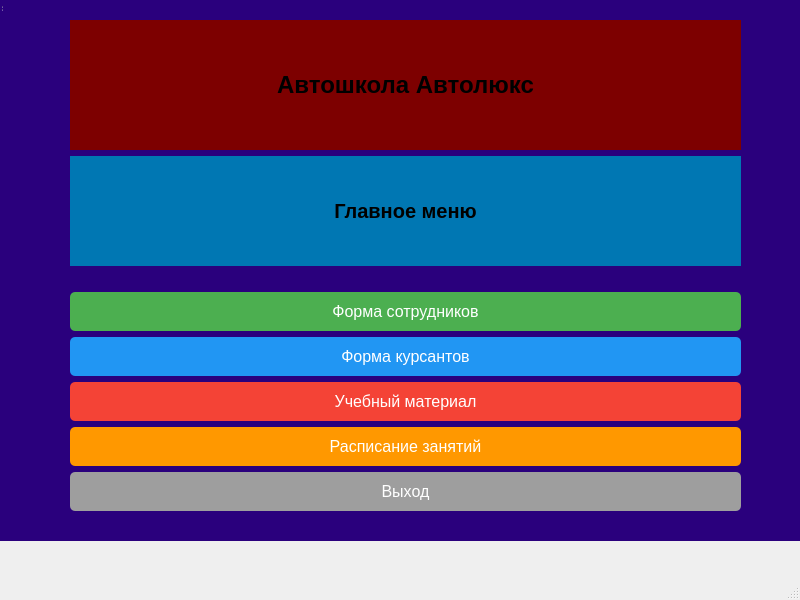
First picture: the form in Client/Client/mmainwindow.ui, repository Nurzamat123/Diplomka, before the edit.
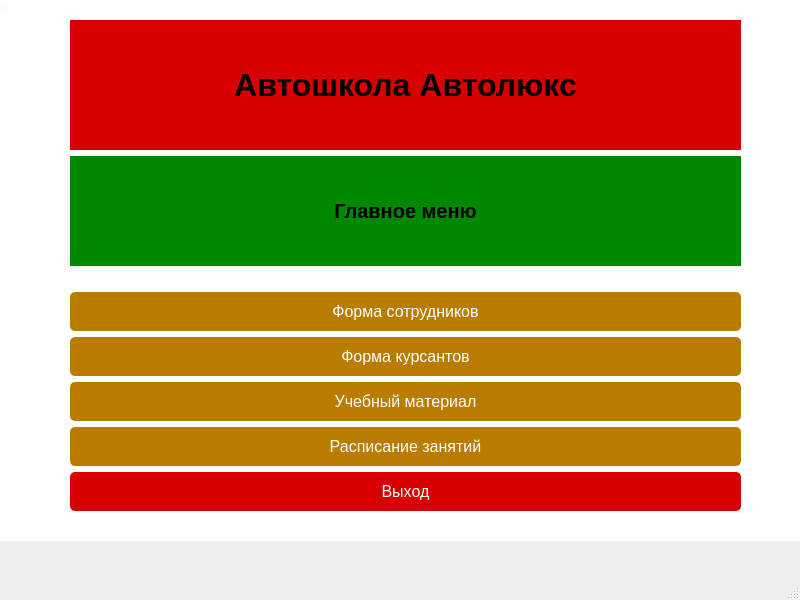
Second picture: the form after the edit.

```diff
--- a/Client/Client/mmainwindow.ui
+++ b/Client/Client/mmainwindow.ui
@@ -27,7 +27,7 @@
      </rect>
     </property>
     <property name="styleSheet">
-     <string notr="true">background-color: rgb(42, 0, 125);</string>
+     <string notr="true">background-color: #ffffff;</string>
     </property>
     <widget class="QWidget" name="gridLayoutWidget">
      <property name="geometry">
@@ -44,8 +44,9 @@
         <item>
          <widget class="QLabel" name="nameofAuto_label">
           <property name="styleSheet">
-           <string notr="true">font-size: 24px; font-weight: bold;
-background: color #7d0000;</string>
+           <string notr="true">font-size: 32px; font-weight: bold;
+background: color #d80000;
+</string>
           </property>
           <property name="text">
            <string>Автошкола Автолюкс</string>
@@ -65,7 +66,7 @@
           </property>
           <property name="styleSheet">
            <string notr="true">font-size: 20px; margin-bottom: 20px;
-background: color #0077b3;
+background: color #008800;
 
 
 </string>
@@ -83,9 +84,8 @@
           <item>
            <widget class="QPushButton" name="EmpButton">
             <property name="styleSheet">
-             <string notr="true">
-             QPushButton {
-                 background-color: #4CAF50;
+             <string notr="true"> QPushButton {
+                 background-color: #b97b00;
                  color: white;
                  font-size: 16px;
                  padding: 10px;
@@ -106,7 +106,7 @@
             <property name="styleSheet">
              <string notr="true">
              QPushButton {
-                 background-color: #2196F3;
+                 background-color: #b97b00;
                  color: white;
                  font-size: 16px;
                  padding: 10px;
@@ -127,7 +127,7 @@
             <property name="styleSheet">
              <string notr="true">
              QPushButton {
-                 background-color: #f44336;
+                 background-color: #b97b00;
                  color: white;
                  font-size: 16px;
                  padding: 10px;
@@ -148,7 +148,7 @@
             <property name="styleSheet">
              <string notr="true">
              QPushButton {
-                 background-color: #ff9800;
+                 background-color: #b97b00;
                  color: white;
                  font-size: 16px;
                  padding: 10px;
@@ -169,7 +169,7 @@
             <property name="styleSheet">
              <string notr="true">
              QPushButton {
-                 background-color: #9E9E9E;
+                 background-color: #d80000;
                  color: white;
                  font-size: 16px;
                  padding: 10px;
```
